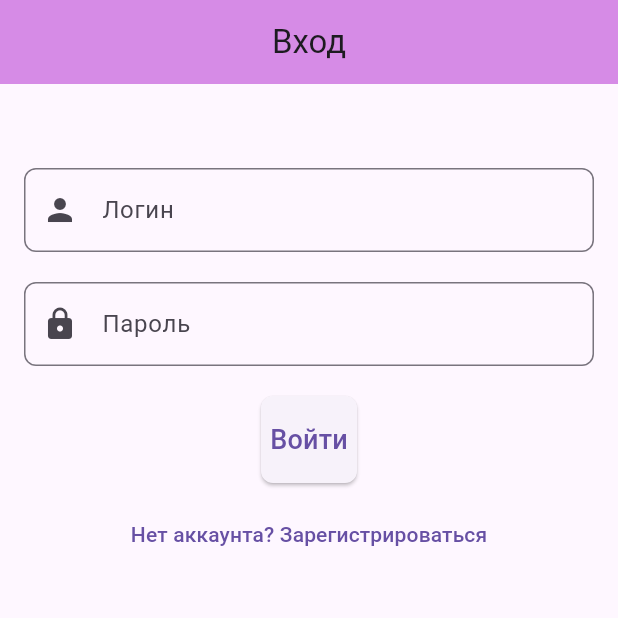
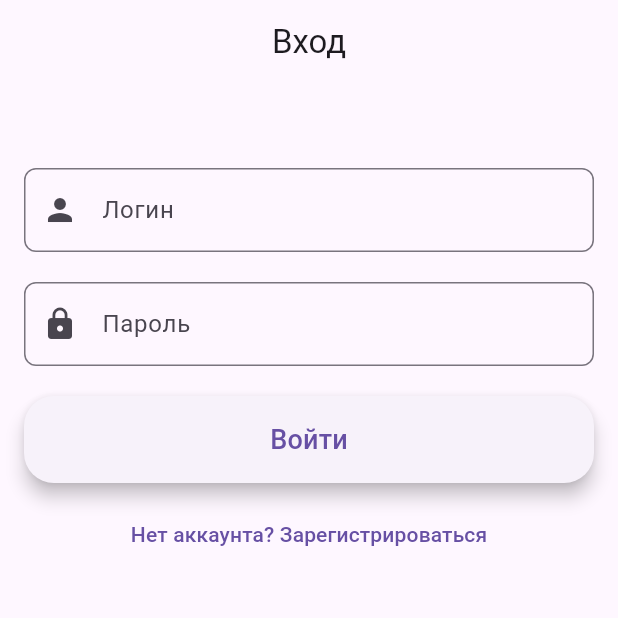
Before and after one commit to andryare1/FitApp, a Flutter app: the screen it shows after launch, on a phone screen of 412 x 824 dp, the top half of it. Run offline on Flutter 3.47's test engine with Material 3 defaults, Android fonts, the light colour scheme and no system bars; our stand-ins replace shared_preferences.

Commit message:
обновление аппбара, и обновление кнопок на регистрации/входе

```diff
--- a/FitAppAPI/FitAppAPI/obj/Debug/net8.0/FitAppAPI.sourcelink.json
+++ b/FitAppAPI/FitAppAPI/obj/Debug/net8.0/FitAppAPI.sourcelink.json
@@ -1 +1 @@
-{"documents":{"C:\\myData\\Knowledge\\Projects\\FitApp\\*":"https://raw.githubusercontent.com/andryare1/FitApp/dab0299315a31b0469263c16d089196935798b96/*"}}
+{"documents":{"C:\\myData\\Knowledge\\Projects\\FitApp\\*":"https://raw.githubusercontent.com/andryare1/FitApp/89d479a23b787e143a005fe37608dfcf00ab4888/*"}}
--- a/urbanfit/lib/main.dart
+++ b/urbanfit/lib/main.dart
@@ -21,10 +21,7 @@ class MyApp extends StatelessWidget {
     return MaterialApp(
       title: 'FitApp',
       theme: ThemeData(
-        primarySwatch: Colors.blue,
-        appBarTheme: const AppBarTheme(
-          backgroundColor: Color.fromARGB(255, 214, 139, 230),
-        ),
+        primarySwatch: Colors.purple,
       ),
       home: token == null ? const LoginPage() : HomePage(token: token),
     );
--- a/urbanfit/lib/pages/authorization/login_page.dart
+++ b/urbanfit/lib/pages/authorization/login_page.dart
@@ -95,8 +95,10 @@ class _LoginPageState extends State<LoginPage> {
                     style: ElevatedButton.styleFrom(
                       padding: const EdgeInsets.symmetric(vertical: 16),
                       shape: RoundedRectangleBorder(
-                        borderRadius: BorderRadius.circular(8),
+                        borderRadius: BorderRadius.circular(20),
                       ),
+                       elevation: 5,
+                      minimumSize: const Size(double.infinity, 0.1), // Делаем ширину фиксированной
                     ),
                     onPressed: _login,
                     child: const Text(
--- a/urbanfit/lib/pages/authorization/register_page.dart
+++ b/urbanfit/lib/pages/authorization/register_page.dart
@@ -142,8 +142,10 @@ class _RegisterPageState extends State<RegisterPage> {
                     style: ElevatedButton.styleFrom(
                       padding: const EdgeInsets.symmetric(vertical: 16),
                       shape: RoundedRectangleBorder(
-                        borderRadius: BorderRadius.circular(8),
+                        borderRadius: BorderRadius.circular(20),
                       ),
+                      elevation: 5,
+                      minimumSize: const Size(double.infinity, 0.1), // Делаем ширину фиксированной
                     ),
                     onPressed: _register,
                     child: const Text(
```
Also changed, not shown: urbanfit/lib/pages/home_page.dart (+0 -7 lines), 10 other files.
